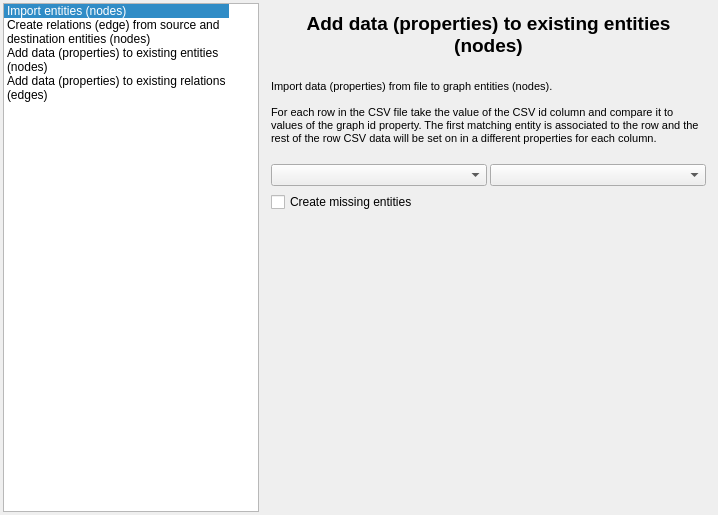
Old version of the form library/tulip-qt/designer/CSVGraphMappingConfigurationWidget.ui in the repository jalamao/tulip-1.
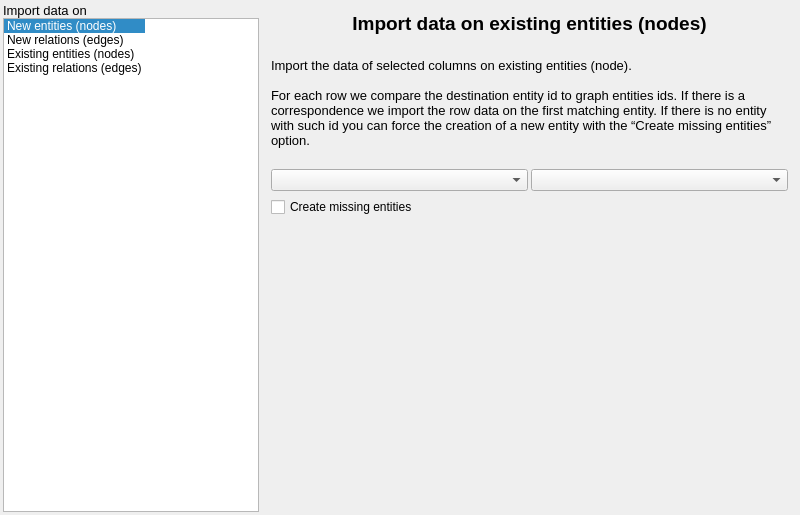
New version of the form. The open tabs and pages were chosen to show the change. Custom widgets are drawn as their Qt base class.

Commit message: Update CSV widget text.

The edit to the form file:
```diff
--- a/library/tulip-qt/designer/CSVGraphMappingConfigurationWidget.ui
+++ b/library/tulip-qt/designer/CSVGraphMappingConfigurationWidget.ui
@@ -6,7 +6,7 @@
    <rect>
     <x>0</x>
     <y>0</y>
-    <width>718</width>
+    <width>800</width>
     <height>515</height>
    </rect>
   </property>
@@ -23,6 +23,25 @@
    <item>
     <layout class="QHBoxLayout" name="horizontalLayout">
      <item>
+      <layout class="QVBoxLayout" name="verticalLayout_2">
+       <property name="spacing">
+        <number>0</number>
+       </property>
+       <property name="rightMargin">
+        <number>0</number>
+       </property>
+       <item>
+        <widget class="QLabel" name="label_5">
+         <property name="text">
+          <string>&lt;!DOCTYPE HTML PUBLIC &quot;-//W3C//DTD HTML 4.0//EN&quot; &quot;http://www.w3.org/TR/REC-html40/strict.dtd&quot;&gt;
+&lt;html&gt;&lt;head&gt;&lt;meta name=&quot;qrichtext&quot; content=&quot;1&quot; /&gt;&lt;style type=&quot;text/css&quot;&gt;
+p, li { white-space: pre-wrap; }
+&lt;/style&gt;&lt;/head&gt;&lt;body style=&quot; font-family:'MS Shell Dlg 2'; font-size:8.25pt; font-weight:400; font-style:normal;&quot;&gt;
+&lt;p style=&quot; margin-top:0px; margin-bottom:0px; margin-left:0px; margin-right:0px; -qt-block-indent:0; text-indent:0px;&quot;&gt;&lt;span style=&quot; font-size:10pt;&quot;&gt;Import data on&lt;/span&gt;&lt;/p&gt;&lt;/body&gt;&lt;/html&gt;</string>
+         </property>
+        </widget>
+       </item>
+       <item>
       <widget class="QListWidget" name="mappingListWidget">
        <property name="sizePolicy">
         <sizepolicy hsizetype="Fixed" vsizetype="Expanding">
@@ -47,7 +66,7 @@
        </property>
        <item>
         <property name="text">
-         <string>Import entities (nodes)</string>
+           <string>New entities (nodes)</string>
         </property>
         <property name="toolTip">
          <string extracomment="Create a new entity (node) for each row in the CSV file and import data on it."/>
@@ -61,7 +80,7 @@
        </item>
        <item>
         <property name="text">
-         <string>Create relations (edge) from source and destination entities (nodes)</string>
+           <string>New relations (edges)</string>
         </property>
         <property name="toolTip">
          <string extracomment="Import data (properties) from existing CSV file on relation (edge)."/>
@@ -69,7 +88,7 @@
        </item>
        <item>
         <property name="text">
-         <string>Add data (properties) to existing entities (nodes)</string>
+           <string>Existing entities (nodes)</string>
         </property>
         <property name="toolTip">
          <string extracomment="Import data (properties) from file to graph entities (nodes)."/>
@@ -77,13 +96,15 @@
        </item>
        <item>
         <property name="text">
-         <string>Add data (properties) to existing relations (edges)</string>
+           <string>Existing relations (edges)</string>
         </property>
         <property name="toolTip">
          <string extracomment="Import data (properties) from CSV file to existing graph relation (edges)."/>
         </property>
        </item>
       </widget>
+       </item>
+      </layout>
      </item>
      <item>
       <widget class="QStackedWidget" name="mappingConfigurationStackedWidget">
@@ -231,12 +252,12 @@
 &lt;html&gt;&lt;head&gt;&lt;meta name=&quot;qrichtext&quot; content=&quot;1&quot; /&gt;&lt;style type=&quot;text/css&quot;&gt;
 p, li { white-space: pre-wrap; }
 &lt;/style&gt;&lt;/head&gt;&lt;body style=&quot; font-family:'MS Shell Dlg 2'; font-size:8.25pt; font-weight:400; font-style:normal;&quot;&gt;
-&lt;p align=&quot;center&quot; style=&quot; margin-top:0px; margin-bottom:0px; margin-left:0px; margin-right:0px; -qt-block-indent:0; text-indent:0px;&quot;&gt;&lt;span style=&quot; font-size:14pt; font-weight:600;&quot;&gt;Add data (properties) to existing entities (nodes)&lt;/span&gt;&lt;/p&gt;
+&lt;p align=&quot;center&quot; style=&quot; margin-top:0px; margin-bottom:0px; margin-left:0px; margin-right:0px; -qt-block-indent:0; text-indent:0px;&quot;&gt;&lt;span style=&quot; font-size:14pt; font-weight:600;&quot;&gt;Import data on existing entities (nodes)&lt;/span&gt;&lt;/p&gt;
 &lt;p style=&quot;-qt-paragraph-type:empty; margin-top:0px; margin-bottom:0px; margin-left:0px; margin-right:0px; -qt-block-indent:0; text-indent:0px; font-size:14pt; font-weight:600;&quot;&gt;&lt;/p&gt;
-&lt;p style=&quot; margin-top:0px; margin-bottom:0px; margin-left:0px; margin-right:0px; -qt-block-indent:0; text-indent:0px;&quot;&gt;&lt;span style=&quot; font-size:8pt;&quot;&gt;Import data (properties) from file to graph entities (nodes).&lt;/span&gt;&lt;/p&gt;
-&lt;p style=&quot;-qt-paragraph-type:empty; margin-top:0px; margin-bottom:0px; margin-left:0px; margin-right:0px; -qt-block-indent:0; text-indent:0px; font-size:8pt;&quot;&gt;&lt;/p&gt;
-&lt;p style=&quot; margin-top:0px; margin-bottom:0px; margin-left:0px; margin-right:0px; -qt-block-indent:0; text-indent:0px;&quot;&gt;&lt;span style=&quot; font-size:8pt;&quot;&gt;For each row in the CSV file take the value of the CSV id column and compare it to values of the graph id property. The first matching entity is associated to the row and the rest of the row CSV data will be set on in a different properties for each column.&lt;/span&gt;&lt;/p&gt;
-&lt;p style=&quot;-qt-paragraph-type:empty; margin-top:0px; margin-bottom:0px; margin-left:0px; margin-right:0px; -qt-block-indent:0; text-indent:0px; font-size:8pt;&quot;&gt;&lt;/p&gt;&lt;/body&gt;&lt;/html&gt;</string>
+&lt;p style=&quot; margin-top:0px; margin-bottom:0px; margin-left:0px; margin-right:0px; -qt-block-indent:0; text-indent:0px;&quot;&gt;&lt;span style=&quot; font-size:10pt;&quot;&gt;Import the data of selected columns on existing entities (node). &lt;/span&gt;&lt;span style=&quot; font-size:10pt;&quot;&gt; &lt;/span&gt;&lt;/p&gt;
+&lt;p style=&quot;-qt-paragraph-type:empty; margin-top:0px; margin-bottom:0px; margin-left:0px; margin-right:0px; -qt-block-indent:0; text-indent:0px; font-size:10pt;&quot;&gt;&lt;/p&gt;
+&lt;p style=&quot; margin-top:0px; margin-bottom:0px; margin-left:0px; margin-right:0px; -qt-block-indent:0; text-indent:0px;&quot;&gt;&lt;span style=&quot; font-size:10pt;&quot;&gt;For each row we compare the destination entity id to graph entities ids. If there is a correspondence we import the row data on the first matching entity. If there is no entity with such id you can force the creation of a new entity with the “Create missing entities” option. &lt;/span&gt;&lt;/p&gt;
+&lt;p style=&quot;-qt-paragraph-type:empty; margin-top:0px; margin-bottom:0px; margin-left:0px; margin-right:0px; -qt-block-indent:0; text-indent:0px; font-size:10pt;&quot;&gt;&lt;/p&gt;&lt;/body&gt;&lt;/html&gt;</string>
            </property>
            <property name="textFormat">
             <enum>Qt::RichText</enum>
```
Left out of the diff: 32 changed lines with no effect on the pictures. Lines whose indentation alone changed are shown as unchanged. The commit also changes 4 other files.
